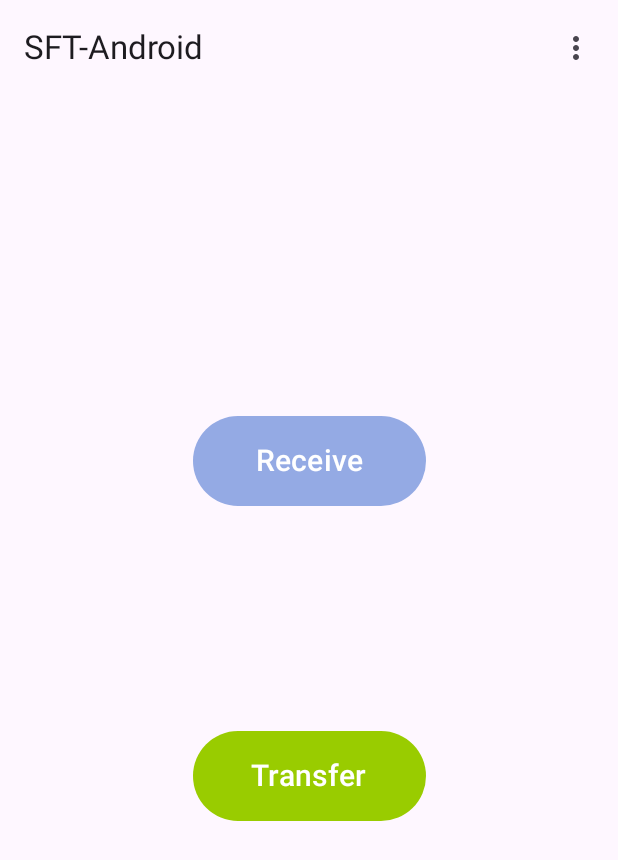
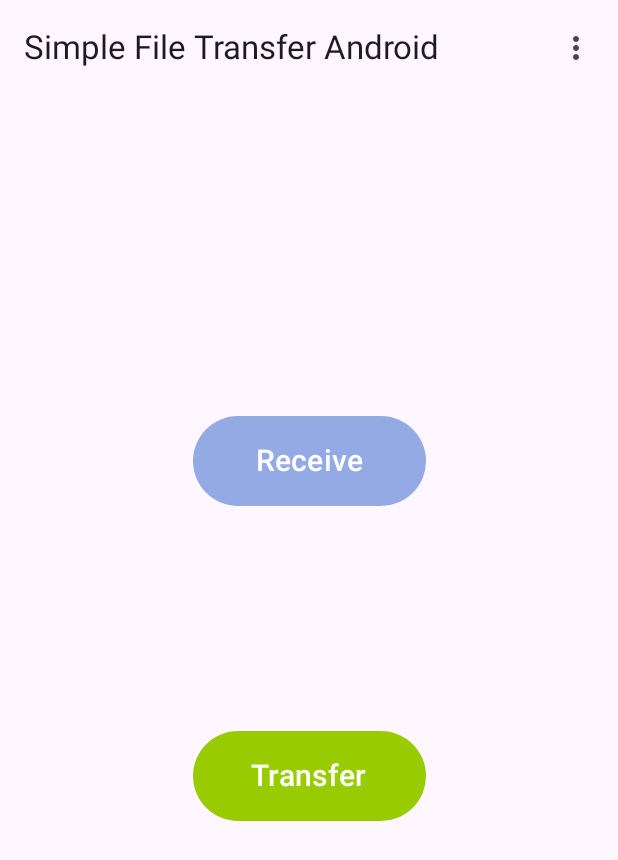
Before and after one commit to greatmfc/Simple-File-Transfer-Android, an Android app built with Jetpack Compose: the screen it shows after launch (MainActivity), on a phone screen of 412 x 824 dp. Shown: the top 860 px of the screen. Run offline under Robolectric (Android 15) with nearby library versions, the phone set to English and light mode, and no system bars.

Commit message:
update: complete the development of function ‘transfer' update: readme

```diff
--- a/app/src/main/java/com/sft/sft_android/MainActivity.kt
+++ b/app/src/main/java/com/sft/sft_android/MainActivity.kt
@@ -15,7 +15,7 @@ import androidx.compose.foundation.layout.height
 import androidx.compose.foundation.layout.padding
 import androidx.compose.foundation.layout.width
 import androidx.compose.material.icons.Icons
-import androidx.compose.material.icons.filled.Done
+import androidx.compose.material.icons.filled.Build
 import androidx.compose.material.icons.filled.MoreVert
 import androidx.compose.material3.AlertDialog
 import androidx.compose.material3.ButtonDefaults
@@ -51,47 +51,6 @@ class MainActivity : AppCompatActivity() {
             //AppNavigation()
             MainPage()
         }
-        /*
-        ViewCompat.setOnApplyWindowInsetsListener(findViewById(R.id.main)) { v, insets ->
-            val systemBars = insets.getInsets(WindowInsetsCompat.Type.systemBars())
-            v.setPadding(systemBars.left, systemBars.top, systemBars.right, systemBars.bottom)
-            insets
-        }
-        binding = ActivityMainBinding.inflate(layoutInflater)
-        setContentView(binding.root)
-
-        binding.buttonTransfer.setOnClickListener {
-            val intent = Intent(this, TransferActivity::class.java)
-            startActivity(intent)
-        }
-        binding.buttonReceive.setOnClickListener {
-            val intent = Intent(this, TransferActivity::class.java)
-            startActivity(intent)
-        }
-    }
-
-    override fun onCreateOptionsMenu(menu: Menu?): Boolean {
-        menuInflater.inflate(R.menu.main, menu);
-        return true
-    }
-
-    override fun onOptionsItemSelected(item: MenuItem): Boolean {
-        when (item.itemId) {
-            R.id.about -> {
-                AlertDialog.Builder(this).apply {
-                    setTitle("About")
-                    setMessage(
-                        "Simple File Transfer Android\n" +
-                                "Developed by greatmfc."
-                    )
-                    setCancelable(false)
-                    setNegativeButton("OK") { _, _ -> }
-                    show()
-                }
-            }
-        }
-        return true
-        */
     }
 }
 
@@ -107,7 +66,7 @@ fun MainPage(
     TopAppBar(
         title = {
             Text(
-                "SFT-Android",
+                "Simple File Transfer Android",
             )
         },
         actions = {
@@ -205,7 +164,7 @@ fun CreateAlertDialog(
     onConfirmation: () -> Unit = {},
     dialogTitle: String,
     dialogText: String,
-    icon: ImageVector = Icons.Default.Done,
+    icon: ImageVector = Icons.Default.Build,
     enableDismiss: Boolean = false,
     enableConfirm: Boolean = true,
 ) {
```
Also changed, not shown: app/src/main/java/com/sft/sft_android/SecondFragment.kt (deleted, +0 -44 lines), app/src/main/java/com/sft/sft_android/TransferActivity.kt (+14 -8 lines), app/src/main/res/layout/fragment_first.xml (deleted, +0 -35 lines), app/src/main/res/layout/fragment_second.xml (deleted, +0 -35 lines), app/src/main/res/navigation/nav_graph.xml (deleted, +0 -28 lines), app/src/main/res/values/strings.xml (+3 -40 lines), 3 other files.
